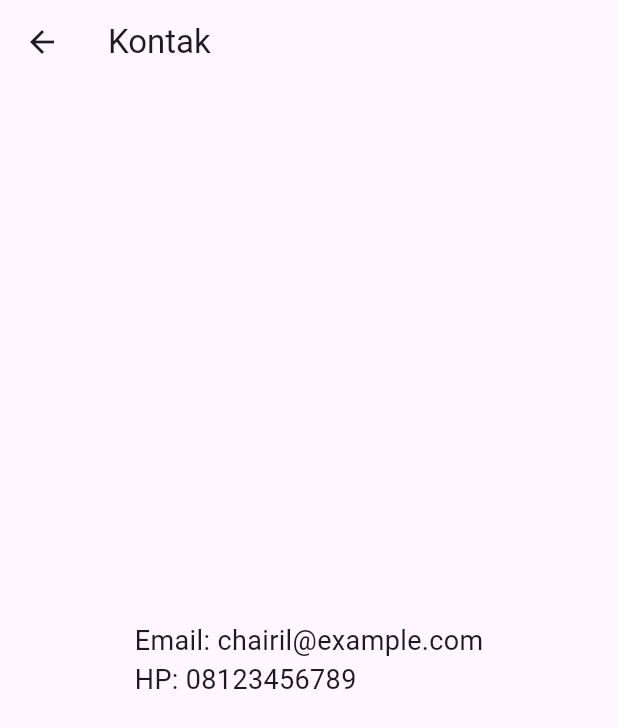
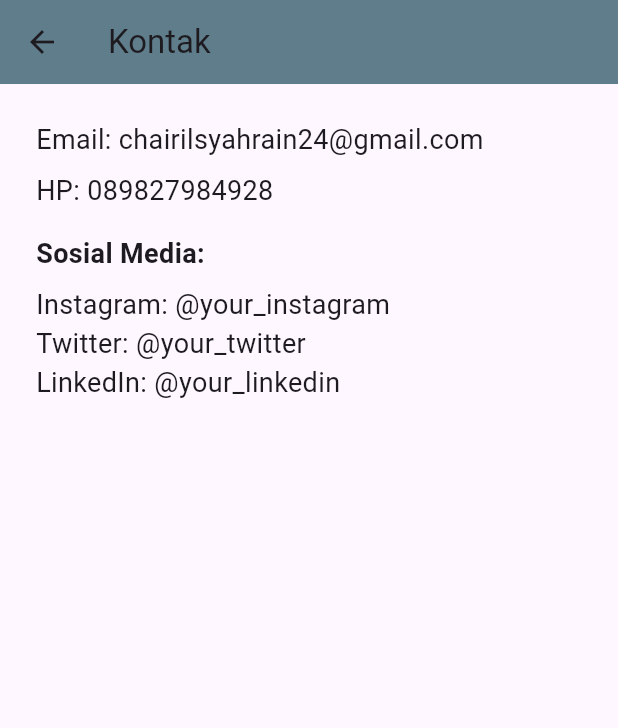
Before and after one commit to Chairil0303/flutter-profile, a Flutter app: the KontakPage screen opened directly, on a phone screen of 412 x 824 dp. Shown: the top 728 px of the screen. Run offline on Flutter 3.47's test engine with Material 3 defaults, Android fonts, the phone set to English and light mode, and no system bars; network calls fail.

```diff
--- a/lib/kontak_page.dart
+++ b/lib/kontak_page.dart
@@ -6,11 +6,32 @@ class KontakPage extends StatelessWidget {
   @override
   Widget build(BuildContext context) {
     return Scaffold(
-      appBar: AppBar(title: Text('Kontak')),
-      body: Center(
-        child: Text(
-          'Email: chairil@example.com\nHP: 08123456789',
-          style: TextStyle(fontSize: 18),
+      appBar: AppBar(
+        title: const Text('Kontak'),
+        backgroundColor: Colors.blueGrey,
+      ),
+      body: Padding(
+        padding: const EdgeInsets.all(24.0),
+        child: Column(
+          crossAxisAlignment: CrossAxisAlignment.start,
+          children: const [
+            Text(
+              'Email: chairilsyahrain24@gmail.com',
+              style: TextStyle(fontSize: 18),
+            ),
+            SizedBox(height: 8),
+            Text('HP: 089827984928', style: TextStyle(fontSize: 18)),
+            SizedBox(height: 16),
+            Text(
+              'Sosial Media:',
+              style: TextStyle(fontSize: 18, fontWeight: FontWeight.bold),
+            ),
+            SizedBox(height: 8),
+            Text('Instagram: @your_instagram', style: TextStyle(fontSize: 18)),
+            Text('Twitter: @your_twitter', style: TextStyle(fontSize: 18)),
+            Text('LinkedIn: @your_linkedin', style: TextStyle(fontSize: 18)),
+            // Tambahkan media sosial lain jika perlu
+          ],
         ),
       ),
     );
```
Also changed, not shown: lib/profile_page.dart (+65 -35 lines), lib/riwayat_pendidikan_page.dart (+28 -8 lines).
